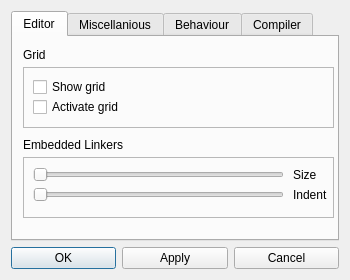
Above: unreal/branches/newAge/qrgui/mainwindow/preferencesDialog.ui from qreal/qreal before the change. Below: the same form after it.
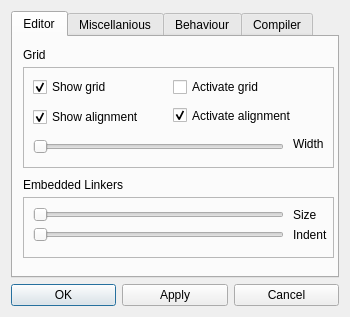
That is the form after the change. Icons and pictures are not drawn.

Diff of the .ui file:
```diff
--- a/unreal/branches/newAge/qrgui/mainwindow/preferencesDialog.ui
+++ b/unreal/branches/newAge/qrgui/mainwindow/preferencesDialog.ui
@@ -7,19 +7,19 @@
     <x>0</x>
     <y>0</y>
     <width>350</width>
-    <height>280</height>
+    <height>317</height>
    </rect>
   </property>
   <property name="minimumSize">
    <size>
     <width>350</width>
-    <height>280</height>
+    <height>300</height>
    </size>
   </property>
   <property name="maximumSize">
    <size>
     <width>350</width>
-    <height>280</height>
+    <height>331</height>
    </size>
   </property>
   <property name="windowTitle">
@@ -69,7 +69,7 @@
          <x>10</x>
          <y>30</y>
          <width>311</width>
-         <height>61</height>
+         <height>101</height>
         </rect>
        </property>
        <property name="frameShape">
@@ -83,20 +83,23 @@
          <rect>
           <x>10</x>
           <y>10</y>
-          <width>191</width>
+          <width>101</width>
           <height>20</height>
          </rect>
         </property>
         <property name="text">
          <string>Show grid</string>
         </property>
+        <property name="checked">
+         <bool>true</bool>
+        </property>
        </widget>
        <widget class="QCheckBox" name="activateGridCheckBox">
         <property name="geometry">
          <rect>
-          <x>10</x>
-          <y>30</y>
-          <width>191</width>
+          <x>150</x>
+          <y>10</y>
+          <width>151</width>
           <height>20</height>
          </rect>
         </property>
@@ -107,6 +110,88 @@
          <bool>false</bool>
         </property>
        </widget>
+       <widget class="QSlider" name="gridWidthSlider">
+        <property name="geometry">
+         <rect>
+          <x>10</x>
+          <y>70</y>
+          <width>251</width>
+          <height>19</height>
+         </rect>
+        </property>
+        <property name="minimum">
+         <number>0</number>
+        </property>
+        <property name="maximum">
+         <number>150</number>
+        </property>
+        <property name="singleStep">
+         <number>1</number>
+        </property>
+        <property name="pageStep">
+         <number>10</number>
+        </property>
+        <property name="orientation">
+         <enum>Qt::Horizontal</enum>
+        </property>
+       </widget>
+       <widget class="QLabel" name="label_13">
+        <property name="geometry">
+         <rect>
+          <x>270</x>
+          <y>70</y>
+          <width>46</width>
+          <height>13</height>
+         </rect>
+        </property>
+        <property name="text">
+         <string>Width</string>
+        </property>
+       </widget>
+       <widget class="QCheckBox" name="activateAlignmentCheckBox">
+        <property name="geometry">
+         <rect>
+          <x>150</x>
+          <y>40</y>
+          <width>151</width>
+          <height>17</height>
+         </rect>
+        </property>
+        <property name="minimumSize">
+         <size>
+          <width>150</width>
+          <height>0</height>
+         </size>
+        </property>
+        <property name="text">
+         <string>Activate alignment</string>
+        </property>
+        <property name="checked">
+         <bool>true</bool>
+        </property>
+       </widget>
+       <widget class="QCheckBox" name="showAlignmentCheckBox">
+        <property name="geometry">
+         <rect>
+          <x>10</x>
+          <y>40</y>
+          <width>131</width>
+          <height>20</height>
+         </rect>
+        </property>
+        <property name="minimumSize">
+         <size>
+          <width>130</width>
+          <height>0</height>
+         </size>
+        </property>
+        <property name="text">
+         <string>Show alignment</string>
+        </property>
+        <property name="checked">
+         <bool>true</bool>
+        </property>
+       </widget>
       </widget>
       <widget class="QLabel" name="label">
        <property name="geometry">
@@ -125,7 +210,7 @@
        <property name="geometry">
         <rect>
          <x>10</x>
-         <y>100</y>
+         <y>140</y>
          <width>121</width>
          <height>16</height>
         </rect>
@@ -138,7 +223,7 @@
        <property name="geometry">
         <rect>
          <x>10</x>
-         <y>120</y>
+         <y>160</y>
          <width>311</width>
          <height>61</height>
         </rect>
```
